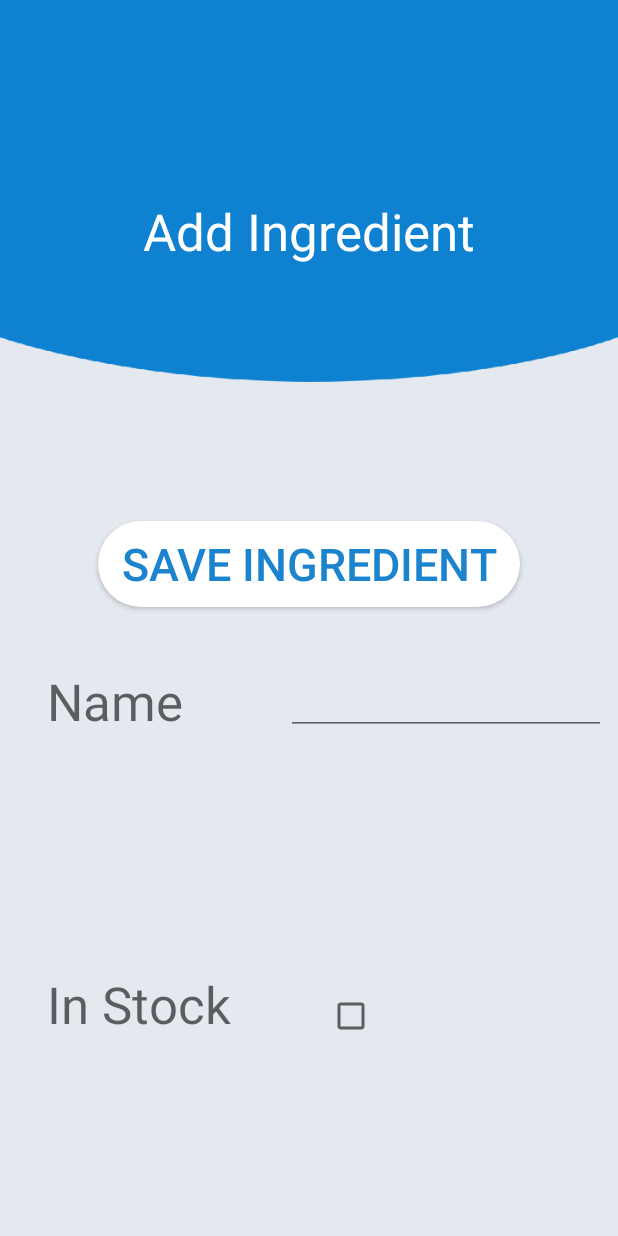
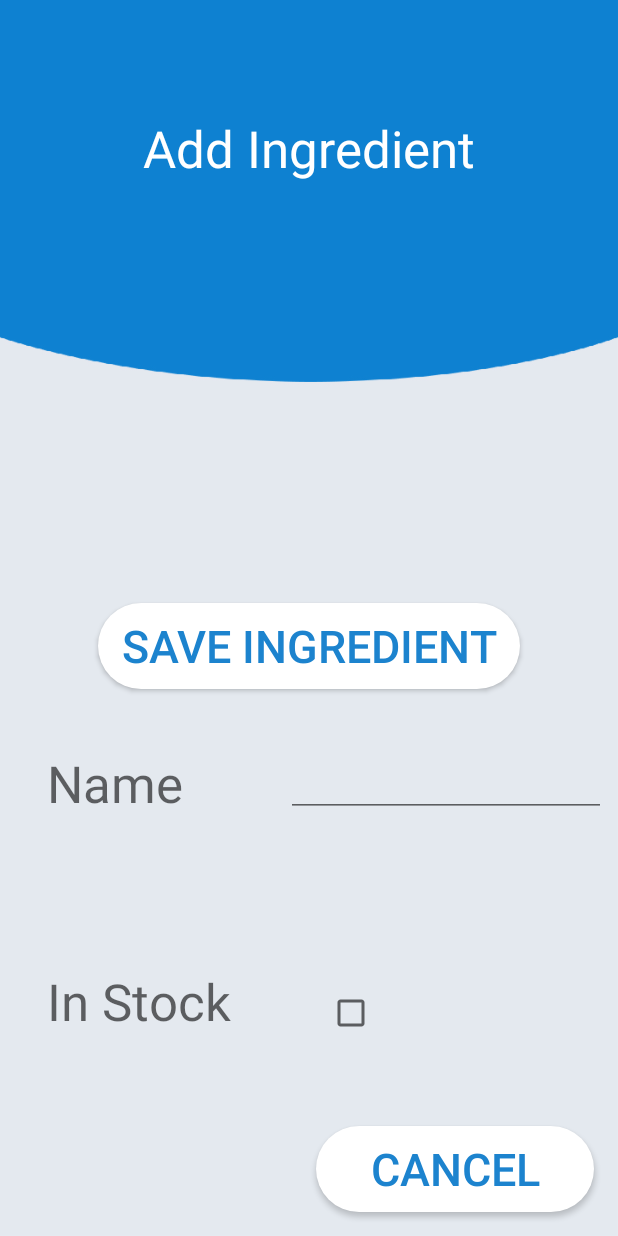
Before and after one commit to pwHKR/EasyBake, an Android app: the fragment AddIngredientFragment placed in its activity, on a phone screen of 412 x 824 dp. Run offline under Robolectric (Android 15) with nearby library versions, the phone set to English and light mode, and no system bars.

Commit message:
AddIngredientFragment cancel button added

```diff
--- a/app/src/main/java/sp_coding/myapplication/Controll/Fragment/Ingredient/AddIngredientFragment.java
+++ b/app/src/main/java/sp_coding/myapplication/Controll/Fragment/Ingredient/AddIngredientFragment.java
@@ -4,6 +4,7 @@ import android.os.Bundle;
 import android.support.annotation.Nullable;
 import android.support.design.widget.BottomNavigationView;
 import android.support.v4.app.Fragment;
+import android.support.v4.app.FragmentTransaction;
 import android.view.LayoutInflater;
 import android.view.View;
 import android.view.ViewGroup;
@@ -63,6 +64,14 @@ public class AddIngredientFragment extends Fragment implements Util {
             }
         });
 
+        Button cancelBtn = v.findViewById(R.id.cancel);
+        cancelBtn.setOnClickListener(new View.OnClickListener() {
+            @Override
+            public void onClick(View v) {
+                goBack();
+            }
+        });
+
 
         return v;
     }
@@ -81,5 +90,15 @@ public class AddIngredientFragment extends Fragment implements Util {
 
     }
 
+    public void goBack(){
+        IngredientFragment ingredientFragment = new IngredientFragment();
+        FragmentTransaction fragmentTransaction = getFragmentManager().beginTransaction();
+        fragmentTransaction.replace(R.id.frame, ingredientFragment);
+        fragmentTransaction.commit();
+
+        BottomNavigationView bottomNavigationView = getActivity().findViewById(R.id.navigation);
+        bottomNavigationView.setVisibility(View.VISIBLE);
+    }
+
 
 }
--- a/app/src/main/res/layout/add_ingredient_fragment.xml
+++ b/app/src/main/res/layout/add_ingredient_fragment.xml
@@ -15,73 +15,82 @@
         android:layout_width="wrap_content"
         android:layout_height="wrap_content"
         android:layout_centerInParent="true"
-        android:layout_marginBottom="116dp"
         android:layout_marginTop="76dp"
         android:text="Add Ingredient"
         android:textColor="@android:color/white"
         android:textSize="34sp"
-        app:layout_constraintBottom_toTopOf="@+id/add_ingredient"
         app:layout_constraintEnd_toEndOf="parent"
         app:layout_constraintStart_toStartOf="parent"
         app:layout_constraintTop_toTopOf="parent" />
 
     <Button
+        android:id="@+id/cancel"
+        android:layout_width="185dp"
+        android:layout_height="57dp"
+        android:layout_marginBottom="16dp"
+        android:layout_marginEnd="16dp"
+        android:background="@drawable/buttonshape"
+        android:text="Cancel"
+        android:textColor="#1C83CE"
+        android:textSize="30sp"
+        app:layout_constraintBottom_toBottomOf="parent"
+        app:layout_constraintEnd_toEndOf="parent" />
+
+    <Button
         android:id="@+id/add_ingredient"
-        android:layout_width="281dp"
+        android:layout_width="0dp"
         android:layout_height="57dp"
-        android:layout_marginBottom="364dp"
-        android:layout_marginEnd="69dp"
-        android:layout_marginStart="69dp"
+        android:layout_marginBottom="40dp"
+        android:layout_marginEnd="65dp"
+        android:layout_marginStart="65dp"
         android:background="@drawable/buttonshape"
         android:text="Save Ingredient"
         android:textColor="#1C83CE"
         android:textSize="30sp"
-        app:layout_constraintBottom_toBottomOf="parent"
+        app:layout_constraintBottom_toTopOf="@+id/editText"
         app:layout_constraintEnd_toEndOf="parent"
-        app:layout_constraintStart_toStartOf="parent"
-        app:layout_constraintTop_toBottomOf="@+id/textGrid2" />
+        app:layout_constraintStart_toStartOf="parent" />
 
     <TextView
         android:id="@+id/textView"
         android:layout_width="wrap_content"
         android:layout_height="wrap_content"
         android:layout_marginStart="31dp"
+        android:layout_marginTop="40dp"
         android:text="Name"
         android:textAppearance="@style/TextAppearance.AppCompat.Display1"
         app:layout_constraintStart_toStartOf="parent"
-        app:layout_constraintTop_toTopOf="@+id/editText" />
+        app:layout_constraintTop_toBottomOf="@+id/add_ingredient" />
 
     <EditText
         android:id="@+id/editText"
         android:layout_width="wrap_content"
         android:layout_height="wrap_content"
+        android:layout_marginBottom="279dp"
         android:layout_marginEnd="8dp"
-        android:layout_marginTop="40dp"
         android:ems="10"
         android:inputType="textPersonName"
-        app:layout_constraintEnd_toEndOf="parent"
-        app:layout_constraintTop_toBottomOf="@+id/add_ingredient" />
+        app:layout_constraintBottom_toBottomOf="parent"
+        app:layout_constraintEnd_toEndOf="parent" />
 
     <TextView
         android:id="@+id/textView2"
         android:layout_width="wrap_content"
         android:layout_height="wrap_content"
-        android:layout_marginBottom="132dp"
         android:layout_marginStart="31dp"
         android:text="In Stock"
         android:textAppearance="@style/TextAppearance.AppCompat.Display1"
-        app:layout_constraintBottom_toBottomOf="parent"
+        app:layout_constraintBaseline_toBaselineOf="@+id/checkBox"
         app:layout_constraintStart_toStartOf="parent" />
 
     <CheckBox
         android:id="@+id/checkBox"
         android:layout_width="wrap_content"
         android:layout_height="wrap_content"
-        android:layout_marginEnd="85dp"
-        android:layout_marginStart="84dp"
-        app:layout_constraintBaseline_toBaselineOf="@+id/textView2"
-        app:layout_constraintEnd_toEndOf="@+id/add_ingredient"
-        app:layout_constraintStart_toEndOf="@+id/textView" />
+        android:layout_marginBottom="59dp"
+        android:layout_marginStart="7dp"
+        app:layout_constraintBottom_toTopOf="@+id/cancel"
+        app:layout_constraintStart_toStartOf="@+id/cancel" />
 
 
 </android.support.constraint.ConstraintLayout>
```
